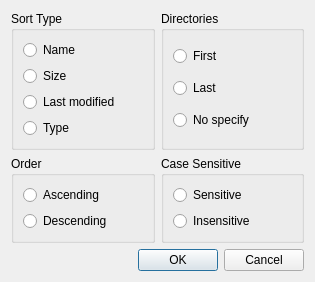
Before: the Qt Designer form sortdialog.ui in haraki/farman, drawn with Qt 5.
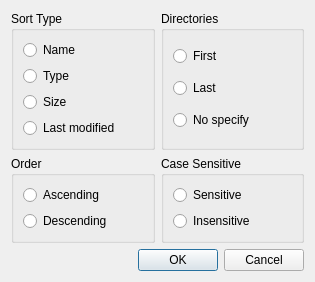
After: the same form once the commit is applied.

```diff
--- a/sortdialog.ui
+++ b/sortdialog.ui
@@ -33,6 +33,16 @@
         </property>
        </widget>
       </item>
+      <item>
+       <widget class="QRadioButton" name="sortTypeRadioButton">
+        <property name="focusPolicy">
+         <enum>Qt::StrongFocus</enum>
+        </property>
+        <property name="text">
+         <string>Type</string>
+        </property>
+       </widget>
+      </item>
       <item>
        <widget class="QRadioButton" name="sortSizeRadioButton">
         <property name="focusPolicy">
@@ -53,16 +63,6 @@
         </property>
        </widget>
       </item>
-      <item>
-       <widget class="QRadioButton" name="sortTypeRadioButton">
-        <property name="focusPolicy">
-         <enum>Qt::StrongFocus</enum>
-        </property>
-        <property name="text">
-         <string>Type</string>
-        </property>
-       </widget>
-      </item>
      </layout>
     </widget>
    </item>
```
Left out of the diff: 13 changed lines with no effect on the pictures.
